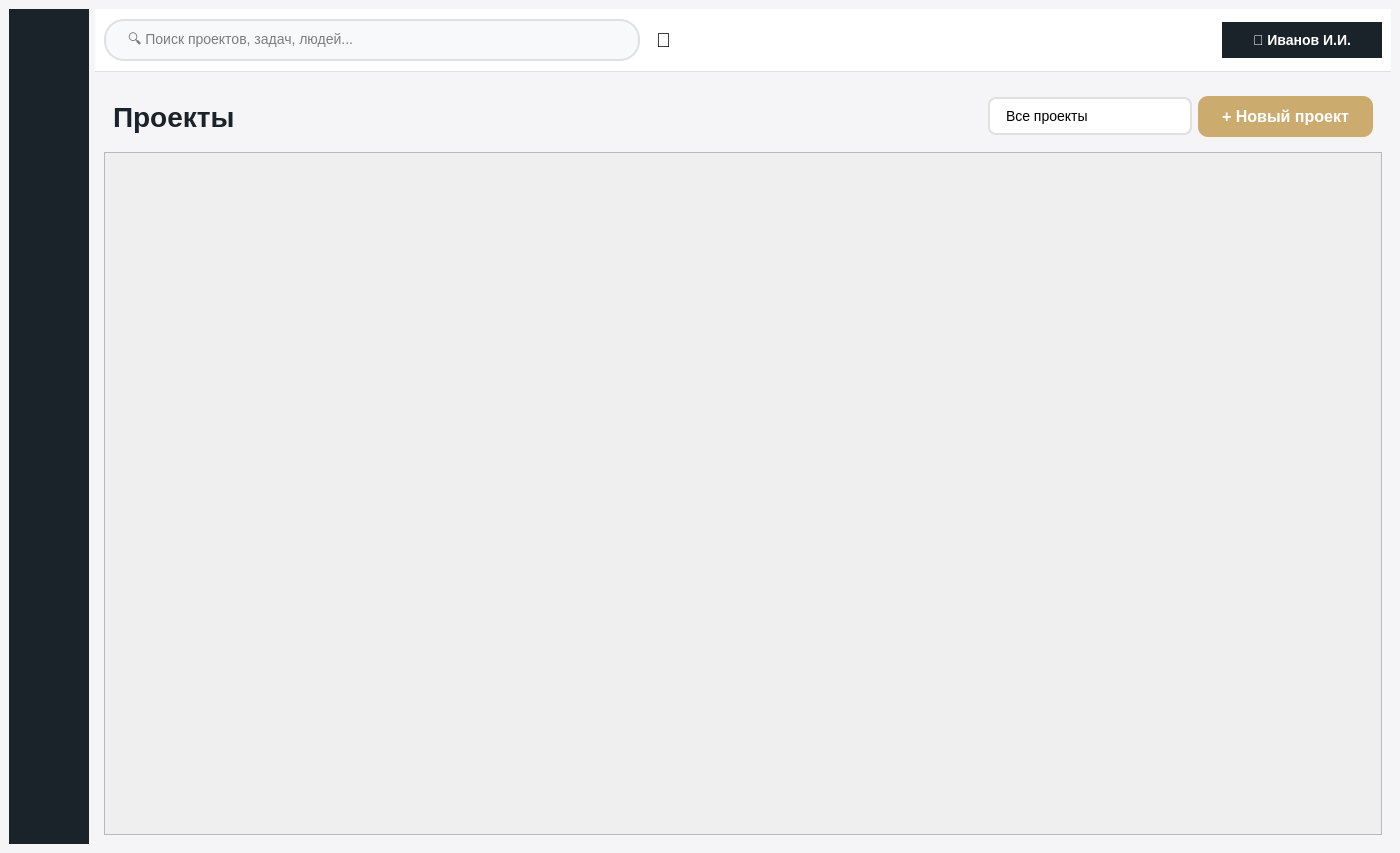
Above: ui/projects/main_window.ui from lerakaplich/TaskPlanner2 before the change. Below: the same form after it.
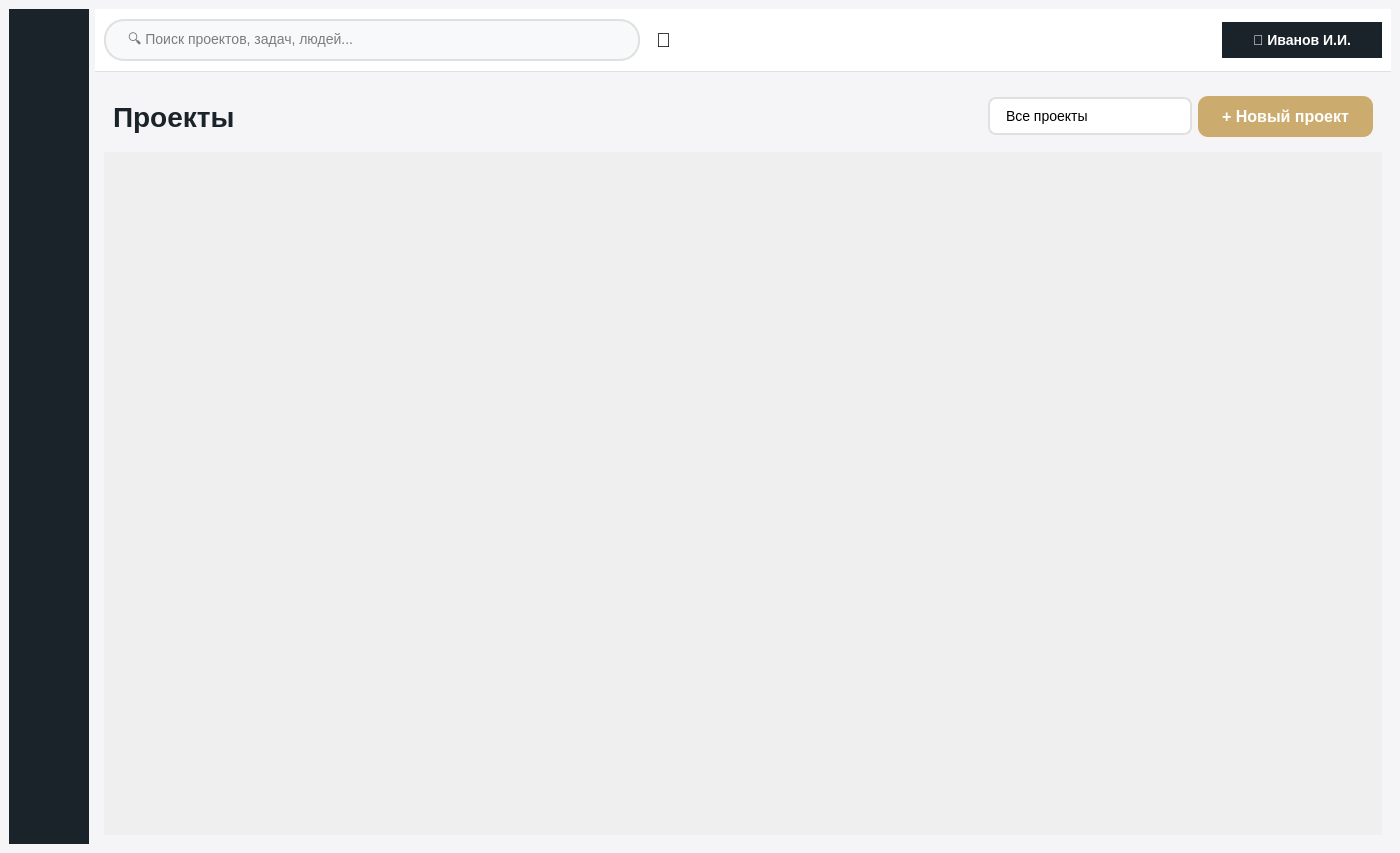
That is the form after the change.

Patch:
```diff
--- a/ui/projects/main_window.ui
+++ b/ui/projects/main_window.ui
@@ -344,6 +344,10 @@
           </item>
           <item>
            <widget class="QScrollArea" name="scrollArea">
+            <property name="styleSheet">
+             <string notr="true">border: none;
+color: #F5F5F7;</string>
+            </property>
             <property name="widgetResizable">
              <bool>true</bool>
             </property>
@@ -352,8 +356,8 @@
               <rect>
                <x>0</x>
                <y>0</y>
-               <width>1274</width>
-               <height>676</height>
+               <width>1276</width>
+               <height>678</height>
               </rect>
              </property>
              <layout class="QGridLayout" name="projectsGrid">
```
